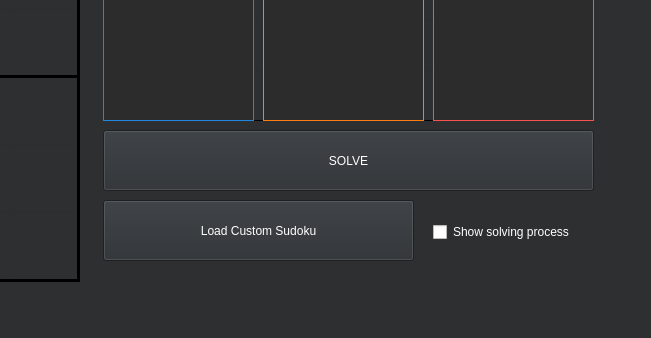
Alonkopilov/qt-sudoku-logic-solver, file src/mainwindow.ui: the form before one commit; both pictures show x 587 to 1238 and y 410 to 748 of the 1238 by 748 pixel window.
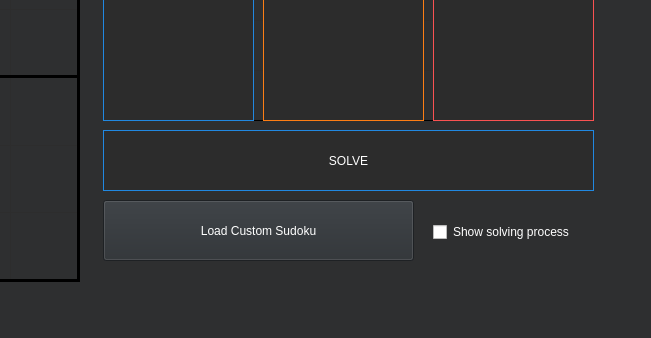
The form after the commit. Icons and pictures are not drawn.

```diff
--- a/src/mainwindow.ui
+++ b/src/mainwindow.ui
@@ -370,9 +370,18 @@
      </rect>
     </property>
     <property name="styleSheet">
-     <string notr="true">font: 10pt &quot;Montserrat&quot;;
-background-color: rgb(42, 46, 50);
-color: rgb(255, 255, 255);</string>
+     <string notr="true">:enabled {
+background-color: #2C2C2C;
+border: 1px solid #2188e1; 
+color: rgb(255, 255, 255);
+font: 12pt &quot;Montserrat&quot;;
+}
+:disabled {
+background-color: rgba(255, 255, 255, 0);
+border: 1px solid #505050; 
+color: #505050;
+font: 12pt &quot;Montserrat&quot;;
+}</string>
     </property>
     <property name="text">
      <string>SOLVE</string>
```
